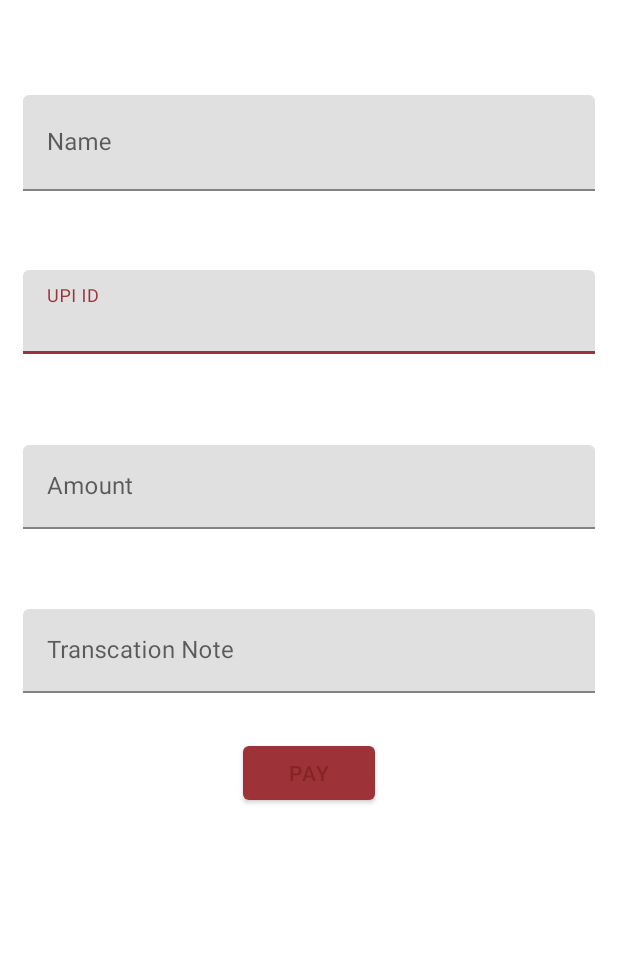
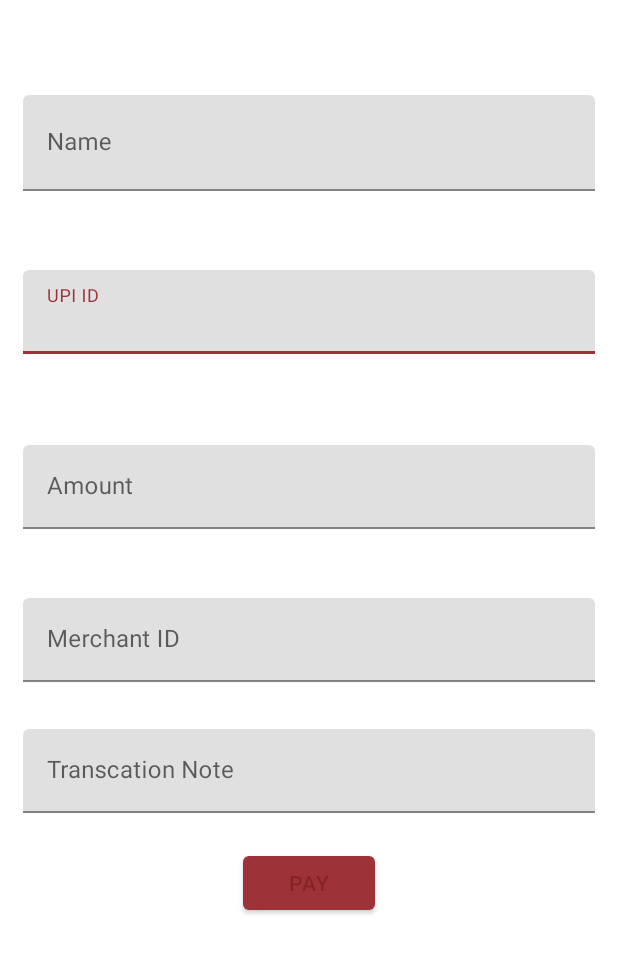
Before and after one commit to SDOS2020/Team_5, an Android app: the layout fragment_home.xml on its own in the app's theme, with its tools: preview values and no code run, on a phone screen of 412 x 824 dp. Shown: the top 953 px of the screen. Run offline under Robolectric (Android 15) with nearby library versions, the phone set to English and light mode, and no system bars.

Commit message:
Fix: added merchant ID code and naming convention

```diff
--- a/app/build.gradle
+++ b/app/build.gradle
@@ -37,7 +37,7 @@ android {
 
 dependencies {
 
-    implementation 'com.shreyaspatil:EasyUpiPayment:3.0.0'
+    implementation 'com.shreyaspatil:EasyUpiPayment:3.0.1'
     implementation 'androidx.appcompat:appcompat:1.2.0'
     implementation 'com.google.android.material:material:1.2.1'
     implementation 'androidx.constraintlayout:constraintlayout:2.0.2'
--- a/app/src/main/java/org/emberon/winscan/home/HomeContract.java
+++ b/app/src/main/java/org/emberon/winscan/home/HomeContract.java
@@ -14,6 +14,6 @@ public interface HomeContract {
 
     interface HomePresenter extends BasePresenter {
 
-        void initiatePayment(String payeeName, String upiId, String amount, String remarks);
+        void initiatePayment(String payeeName, String upiId, String amount, String payeeMerchantCode,String remarks);
     }
 }
--- a/app/src/main/res/layout/fragment_home.xml
+++ b/app/src/main/res/layout/fragment_home.xml
@@ -33,10 +33,10 @@
         app:layout_constraintEnd_toEndOf="parent"
         app:layout_constraintStart_toStartOf="parent"
         app:layout_constraintTop_toTopOf="parent"
-        app:layout_constraintVertical_bias="0.64" />
+        app:layout_constraintVertical_bias="0.74" />
 
     <com.google.android.material.textfield.TextInputLayout
-        android:id="@+id/upi_id"
+        android:id="@+id/payee_upi_id"
         android:layout_width="match_parent"
         android:layout_height="wrap_content"
         app:layout_constraintBottom_toBottomOf="parent"
@@ -53,7 +53,7 @@
     </com.google.android.material.textfield.TextInputLayout>
 
     <com.google.android.material.textfield.TextInputLayout
-        android:id="@+id/amount"
+        android:id="@+id/payee_amount"
         android:layout_width="match_parent"
         android:layout_height="wrap_content"
         app:layout_constraintBottom_toBottomOf="parent"
@@ -71,7 +71,7 @@
     </com.google.android.material.textfield.TextInputLayout>
 
     <com.google.android.material.textfield.TextInputLayout
-        android:id="@+id/name"
+        android:id="@+id/payee_name"
         android:layout_width="match_parent"
         android:layout_height="wrap_content"
         app:layout_constraintBottom_toBottomOf="parent"
@@ -88,14 +88,14 @@
     </com.google.android.material.textfield.TextInputLayout>
 
     <com.google.android.material.textfield.TextInputLayout
-        android:id="@+id/remarks"
+        android:id="@+id/payee_remarks"
         android:layout_width="match_parent"
         android:layout_height="wrap_content"
         app:layout_constraintBottom_toBottomOf="parent"
         app:layout_constraintEnd_toEndOf="parent"
         app:layout_constraintStart_toStartOf="parent"
         app:layout_constraintTop_toTopOf="parent"
-        app:layout_constraintVertical_bias="0.53">
+        app:layout_constraintVertical_bias="0.64">
 
         <com.google.android.material.textfield.TextInputEditText
             android:layout_width="match_parent"
@@ -103,4 +103,20 @@
             android:hint="Transcation Note"
             android:textColor="@color/black" />
     </com.google.android.material.textfield.TextInputLayout>
+
+    <com.google.android.material.textfield.TextInputLayout
+        android:id="@+id/payee_Merchant_ID"
+        android:layout_width="match_parent"
+        android:layout_height="wrap_content"
+        app:layout_constraintBottom_toBottomOf="parent"
+        app:layout_constraintEnd_toEndOf="parent"
+        app:layout_constraintStart_toStartOf="parent"
+        app:layout_constraintTop_toTopOf="parent"
+        app:layout_constraintVertical_bias="0.52">
+
+        <com.google.android.material.textfield.TextInputEditText
+            android:layout_width="match_parent"
+            android:layout_height="wrap_content"
+            android:hint="Merchant ID" />
+    </com.google.android.material.textfield.TextInputLayout>
 </androidx.constraintlayout.widget.ConstraintLayout>
```
Also changed, not shown: app/src/main/java/org/emberon/winscan/home/presenter/HomePresenter.java (+13 -7 lines), app/src/main/java/org/emberon/winscan/home/ui/HomeFragment.java (+5 -4 lines).
